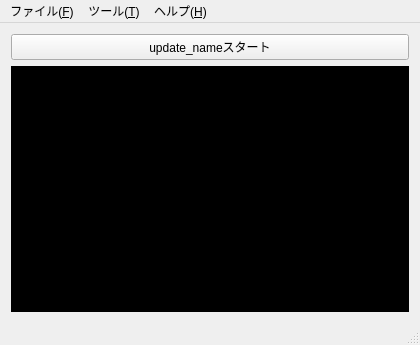
Qt form mainwindow.ui (embicoin/update_name_Qt) before a commit.
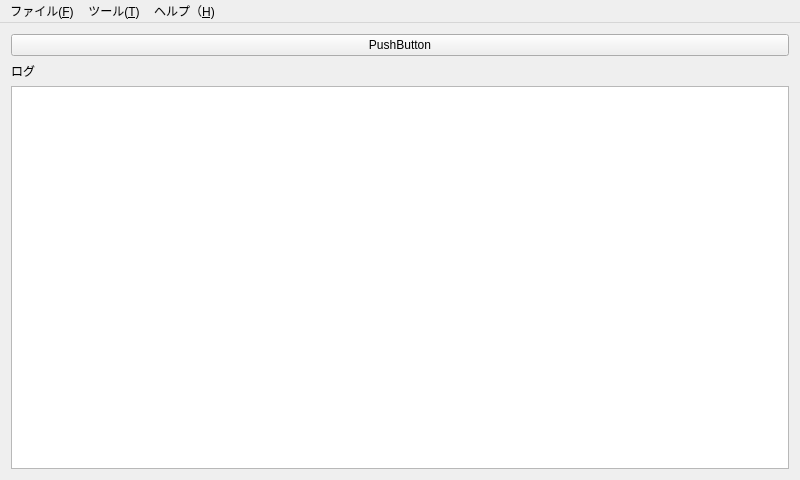
The same form after that commit. Icons and pictures are not drawn.

The edit to the form file:
```diff
--- a/mainwindow.ui
+++ b/mainwindow.ui
@@ -6,8 +6,8 @@
    <rect>
     <x>0</x>
     <y>0</y>
-    <width>420</width>
-    <height>345</height>
+    <width>800</width>
+    <height>480</height>
    </rect>
   </property>
   <property name="windowTitle">
@@ -25,432 +25,20 @@
     <item>
      <widget class="QPushButton" name="updateNameSwitchButton">
       <property name="text">
-       <string>update_nameスタート</string>
+       <string>PushButton</string>
       </property>
      </widget>
     </item>
     <item>
-     <widget class="QPlainTextEdit" name="logConsole">
-      <property name="palette">
-       <palette>
-        <active>
-         <colorrole role="WindowText">
-          <brush brushstyle="SolidPattern">
-           <color alpha="255">
-            <red>255</red>
-            <green>255</green>
-            <blue>255</blue>
-           </color>
-          </brush>
-         </colorrole>
-         <colorrole role="Button">
-          <brush brushstyle="SolidPattern">
-           <color alpha="255">
-            <red>0</red>
-            <green>0</green>
-            <blue>0</blue>
-           </color>
-          </brush>
-         </colorrole>
-         <colorrole role="Light">
-          <brush brushstyle="SolidPattern">
-           <color alpha="255">
-            <red>0</red>
-            <green>0</green>
-            <blue>0</blue>
-           </color>
-          </brush>
-         </colorrole>
-         <colorrole role="Midlight">
-          <brush brushstyle="SolidPattern">
-           <color alpha="255">
-            <red>0</red>
-            <green>0</green>
-            <blue>0</blue>
-           </color>
-          </brush>
-         </colorrole>
-         <colorrole role="Dark">
-          <brush brushstyle="SolidPattern">
-           <color alpha="255">
-            <red>0</red>
-            <green>0</green>
-            <blue>0</blue>
-           </color>
-          </brush>
-         </colorrole>
-         <colorrole role="Mid">
-          <brush brushstyle="SolidPattern">
-           <color alpha="255">
-            <red>0</red>
-            <green>0</green>
-            <blue>0</blue>
-           </color>
-          </brush>
-         </colorrole>
-         <colorrole role="Text">
-          <brush brushstyle="SolidPattern">
-           <color alpha="255">
-            <red>0</red>
-            <green>255</green>
-            <blue>0</blue>
-           </color>
-          </brush>
-         </colorrole>
-         <colorrole role="BrightText">
-          <brush brushstyle="SolidPattern">
-           <color alpha="255">
-            <red>255</red>
-            <green>255</green>
-            <blue>255</blue>
-           </color>
-          </brush>
-         </colorrole>
-         <colorrole role="ButtonText">
-          <brush brushstyle="SolidPattern">
-           <color alpha="255">
-            <red>255</red>
-            <green>255</green>
-            <blue>255</blue>
-           </color>
-          </brush>
-         </colorrole>
-         <colorrole role="Base">
-          <brush brushstyle="SolidPattern">
-           <color alpha="255">
-            <red>0</red>
-            <green>0</green>
-            <blue>0</blue>
-           </color>
-          </brush>
-         </colorrole>
-         <colorrole role="Window">
-          <brush brushstyle="SolidPattern">
-           <color alpha="255">
-            <red>0</red>
-            <green>0</green>
-            <blue>0</blue>
-           </color>
-          </brush>
-         </colorrole>
-         <colorrole role="Shadow">
-          <brush brushstyle="SolidPattern">
-           <color alpha="255">
-            <red>0</red>
-            <green>0</green>
-            <blue>0</blue>
-           </color>
-          </brush>
-         </colorrole>
-         <colorrole role="AlternateBase">
-          <brush brushstyle="SolidPattern">
-           <color alpha="255">
-            <red>0</red>
-            <green>0</green>
-            <blue>0</blue>
-           </color>
-          </brush>
-         </colorrole>
-         <colorrole role="ToolTipBase">
-          <brush brushstyle="SolidPattern">
-           <color alpha="255">
-            <red>255</red>
-            <green>255</green>
-            <blue>220</blue>
-           </color>
-          </brush>
-         </colorrole>
-         <colorrole role="ToolTipText">
-          <brush brushstyle="SolidPattern">
-           <color alpha="255">
-            <red>0</red>
-            <green>0</green>
-            <blue>0</blue>
-           </color>
-          </brush>
-         </colorrole>
-        </active>
-        <inactive>
-         <colorrole role="WindowText">
-          <brush brushstyle="SolidPattern">
-           <color alpha="255">
-            <red>255</red>
-            <green>255</green>
-            <blue>255</blue>
-           </color>
-          </brush>
-         </colorrole>
-         <colorrole role="Button">
-          <brush brushstyle="SolidPattern">
-           <color alpha="255">
-            <red>0</red>
-            <green>0</green>
-            <blue>0</blue>
-           </color>
-          </brush>
-         </colorrole>
-         <colorrole role="Light">
-          <brush brushstyle="SolidPattern">
-           <color alpha="255">
-            <red>0</red>
-            <green>0</green>
-            <blue>0</blue>
-           </color>
-          </brush>
-         </colorrole>
-         <colorrole role="Midlight">
-          <brush brushstyle="SolidPattern">
-           <color alpha="255">
-            <red>0</red>
-            <green>0</green>
-            <blue>0</blue>
-           </color>
-          </brush>
-         </colorrole>
-         <colorrole role="Dark">
-          <brush brushstyle="SolidPattern">
-           <color alpha="255">
-            <red>0</red>
-            <green>0</green>
-            <blue>0</blue>
-           </color>
-          </brush>
-         </colorrole>
-         <colorrole role="Mid">
-          <brush brushstyle="SolidPattern">
-           <color alpha="255">
-            <red>0</red>
-            <green>0</green>
-            <blue>0</blue>
-           </color>
-          </brush>
-         </colorrole>
-         <colorrole role="Text">
-          <brush brushstyle="SolidPattern">
-           <color alpha="255">
-            <red>0</red>
-            <green>255</green>
-            <blue>0</blue>
-           </color>
-          </brush>
-         </colorrole>
-         <colorrole role="BrightText">
-          <brush brushstyle="SolidPattern">
-           <color alpha="255">
-            <red>255</red>
-            <green>255</green>
-            <blue>255</blue>
-           </color>
-          </brush>
-         </colorrole>
-         <colorrole role="ButtonText">
-          <brush brushstyle="SolidPattern">
-           <color alpha="255">
-            <red>255</red>
-            <green>255</green>
-            <blue>255</blue>
-           </color>
-          </brush>
-         </colorrole>
-         <colorrole role="Base">
-          <brush brushstyle="SolidPattern">
-           <color alpha="255">
-            <red>0</red>
-            <green>0</green>
-            <blue>0</blue>
-           </color>
-          </brush>
-         </colorrole>
-         <colorrole role="Window">
-          <brush brushstyle="SolidPattern">
-           <color alpha="255">
-            <red>0</red>
-            <green>0</green>
-            <blue>0</blue>
-           </color>
-          </brush>
-         </colorrole>
-         <colorrole role="Shadow">
-          <brush brushstyle="SolidPattern">
-           <color alpha="255">
-            <red>0</red>
-            <green>0</green>
-            <blue>0</blue>
-           </color>
-          </brush>
-         </colorrole>
-         <colorrole role="AlternateBase">
-          <brush brushstyle="SolidPattern">
-           <color alpha="255">
-            <red>0</red>
-            <green>0</green>
-            <blue>0</blue>
-           </color>
-          </brush>
-         </colorrole>
-         <colorrole role="ToolTipBase">
-          <brush brushstyle="SolidPattern">
-           <color alpha="255">
-            <red>255</red>
-            <green>255</green>
-            <blue>220</blue>
-           </color>
-          </brush>
-         </colorrole>
-         <colorrole role="ToolTipText">
-          <brush brushstyle="SolidPattern">
-           <color alpha="255">
-            <red>0</red>
-            <green>0</green>
-            <blue>0</blue>
-           </color>
-          </brush>
-         </colorrole>
-        </inactive>
-        <disabled>
-         <colorrole role="WindowText">
-          <brush brushstyle="SolidPattern">
-           <color alpha="255">
-            <red>0</red>
-            <green>0</green>
-            <blue>0</blue>
-           </color>
-          </brush>
-         </colorrole>
-         <colorrole role="Button">
-          <brush brushstyle="SolidPattern">
-           <color alpha="255">
-            <red>0</red>
-            <green>0</green>
-            <blue>0</blue>
-           </color>
-          </brush>
-         </colorrole>
-         <colorrole role="Light">
-          <brush brushstyle="SolidPattern">
-           <color alpha="255">
-            <red>0</red>
-            <green>0</green>
-            <blue>0</blue>
-           </color>
-          </brush>
-         </colorrole>
-         <colorrole role="Midlight">
-          <brush brushstyle="SolidPattern">
-           <color alpha="255">
-            <red>0</red>
-            <green>0</green>
-            <blue>0</blue>
-           </color>
-          </brush>
-         </colorrole>
-         <colorrole role="Dark">
-          <brush brushstyle="SolidPattern">
-           <color alpha="255">
-            <red>0</red>
-            <green>0</green>
-            <blue>0</blue>
-           </color>
-          </brush>
-         </colorrole>
-         <colorrole role="Mid">
-          <brush brushstyle="SolidPattern">
-           <color alpha="255">
-            <red>0</red>
-            <green>0</green>
-            <blue>0</blue>
-           </color>
-          </brush>
-         </colorrole>
-         <colorrole role="Text">
-          <brush brushstyle="SolidPattern">
-           <color alpha="255">
-            <red>0</red>
-            <green>0</green>
-            <blue>0</blue>
-           </color>
-          </brush>
-         </colorrole>
-         <colorrole role="BrightText">
-          <brush brushstyle="SolidPattern">
-           <color alpha="255">
-            <red>255</red>
-            <green>255</green>
-            <blue>255</blue>
-           </color>
-          </brush>
-         </colorrole>
-         <colorrole role="ButtonText">
-          <brush brushstyle="SolidPattern">
-           <color alpha="255">
-            <red>0</red>
-            <green>0</green>
-            <blue>0</blue>
-           </color>
-          </brush>
-         </colorrole>
-         <colorrole role="Base">
-          <brush brushstyle="SolidPattern">
-           <color alpha="255">
-            <red>0</red>
-            <green>0</green>
-            <blue>0</blue>
-           </color>
-          </brush>
-         </colorrole>
-         <colorrole role="Window">
-          <brush brushstyle="SolidPattern">
-           <color alpha="255">
-            <red>0</red>
-            <green>0</green>
-            <blue>0</blue>
-           </color>
-          </brush>
-         </colorrole>
-         <colorrole role="Shadow">
-          <brush brushstyle="SolidPattern">
-           <color alpha="255">
-            <red>0</red>
-            <green>0</green>
-            <blue>0</blue>
-           </color>
-          </brush>
-         </colorrole>
-         <colorrole role="AlternateBase">
-          <brush brushstyle="SolidPattern">
-           <color alpha="255">
-            <red>0</red>
-            <green>0</green>
-            <blue>0</blue>
-           </color>
-          </brush>
-         </colorrole>
-         <colorrole role="ToolTipBase">
-          <brush brushstyle="SolidPattern">
-           <color alpha="255">
-            <red>255</red>
-            <green>255</green>
-            <blue>220</blue>
-           </color>
-          </brush>
-         </colorrole>
-         <colorrole role="ToolTipText">
-          <brush brushstyle="SolidPattern">
-           <color alpha="255">
-            <red>0</red>
-            <green>0</green>
-            <blue>0</blue>
-           </color>
-          </brush>
-         </colorrole>
-        </disabled>
-       </palette>
+     <widget class="QLabel" name="label">
+      <property name="text">
+       <string>ログ</string>
       </property>
-      <property name="readOnly">
-       <bool>true</bool>
-      </property>
      </widget>
     </item>
+    <item>
+     <widget class="QPlainTextEdit" name="logText"/>
+    </item>
    </layout>
   </widget>
   <widget class="QMenuBar" name="menuBar">
@@ -458,8 +46,8 @@
     <rect>
      <x>0</x>
      <y>0</y>
-     <width>420</width>
-     <height>22</height>
+     <width>800</width>
+     <height>18</height>
     </rect>
    </property>
    <widget class="QMenu" name="menu_F">
@@ -481,19 +69,28 @@
     <addaction name="separator"/>
     <addaction name="actionUpdateNameSender"/>
    </widget>
-   <widget class="QMenu" name="menu_H">
+   <widget class="QMenu" name="menu">
     <property name="title">
-     <string>ヘルプ(&amp;H)</string>
+     <string>ヘルプ（&amp;H)</string>
     </property>
     <addaction name="actionAbout"/>
     <addaction name="actionAboutQt"/>
    </widget>
    <addaction name="menu_F"/>
    <addaction name="menu_T"/>
-   <addaction name="menu_H"/>
+   <addaction name="menu"/>
   </widget>
-  <widget class="QStatusBar" name="statusBar"/>
-  <action name="actionQuit">
+  <action name="clearLogAction">
+   <property name="text">
+    <string>ログをクリアする</string>
+   </property>
+  </action>
+  <action name="saveLogAction">
+   <property name="text">
+    <string>ログを保存する</string>
+   </property>
+  </action>
+  <action name="quitAction">
    <property name="text">
     <string>終了(&amp;Q)</string>
    </property>
```
Left out of the diff: 101 changed lines with no effect on the pictures.
